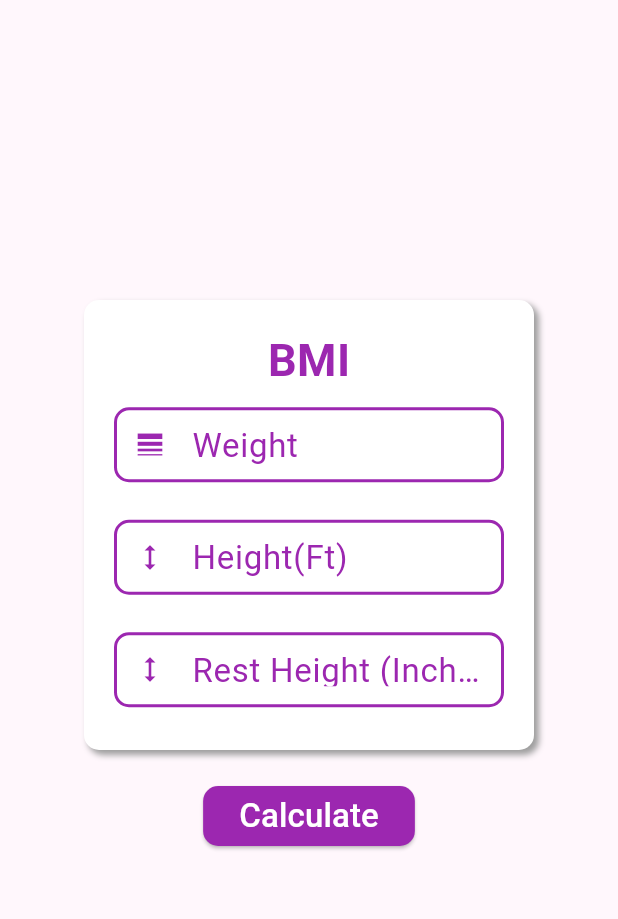
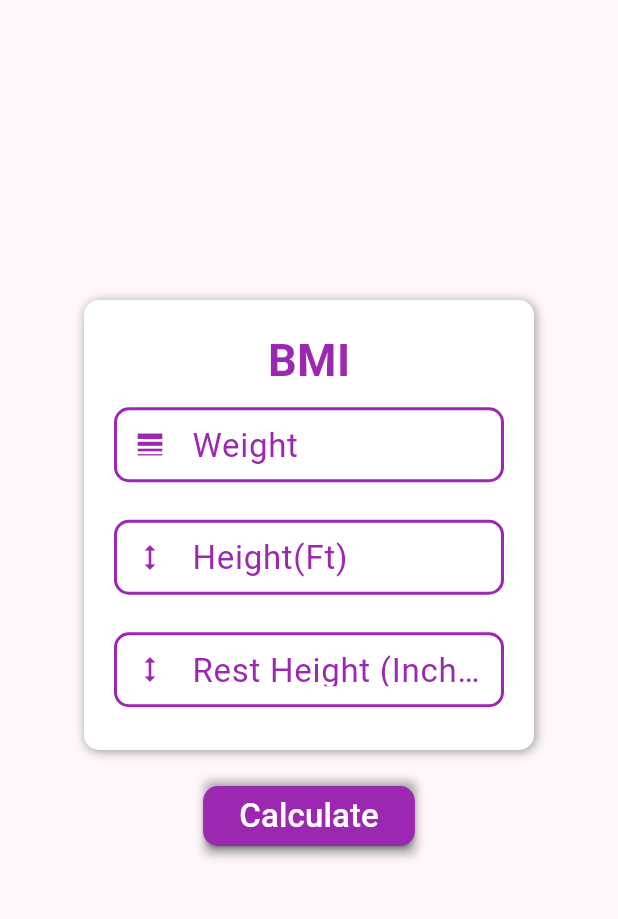
Before and after one commit to Cold-Thunder/bmi-app, a Flutter app: the screen it shows after launch, on a phone screen of 412 x 824 dp, the part 84-1003 px from its top. Run offline on Flutter 3.47's test engine with Material 3 defaults, Android fonts, the phone set to English and light mode, and no system bars.

Commit message:
all is updated

```diff
--- a/lib/activities/MyHomePage.dart
+++ b/lib/activities/MyHomePage.dart
@@ -68,8 +68,8 @@ class _MyHomePage extends State<MyHomePage>{
                     borderRadius: BorderRadius.circular(10),
                     boxShadow: [
                       BoxShadow(
-                        offset: Offset(3,3),
-                        blurRadius: 3,
+                        offset: Offset(1,1),
+                        blurRadius: 5,
                         color: Colors.grey
                       )
                     ]
@@ -196,6 +196,15 @@ class _MyHomePage extends State<MyHomePage>{
                 ),
 
                 Container(
+                  decoration: BoxDecoration(
+                      boxShadow: [
+                        BoxShadow(
+                            offset: Offset(1,1),
+                            blurRadius: 5,
+                            color: Colors.grey
+                        )
+                      ]
+                  ),
                   child: ElevatedButton(
                     child: Text('Calculate', style: TextStyle(fontSize: 22, color: Colors.white)),
                     style: ElevatedButton.styleFrom(
@@ -216,14 +225,13 @@ class _MyHomePage extends State<MyHomePage>{
                   decoration: BoxDecoration(
                     color: Colors.purple,
                     borderRadius: BorderRadius.circular(10),
-                    boxShadow: [
-                      BoxShadow(
-                        color: Colors.grey.shade50,
-                        offset: Offset(2,2),
-                        blurRadius: 5,
-
-                      )
-                    ]
+                      boxShadow: [
+                        BoxShadow(
+                            offset: Offset(1,1),
+                            blurRadius: 5,
+                            color: Colors.grey
+                        )
+                      ]
                   ),
                   child: Text("${result != '' ? result : ''}", style: TextStyle(fontSize: 22, color: Colors.white))
                 ) : Container()
```
